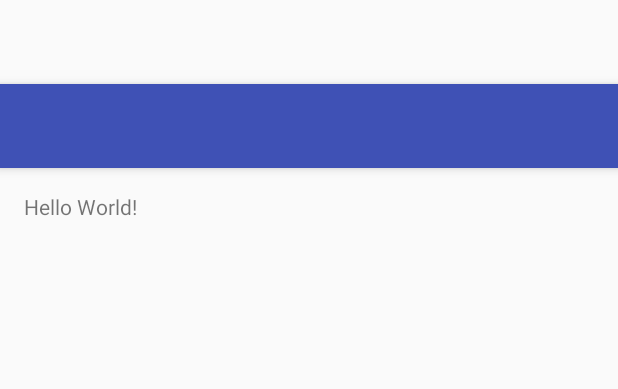
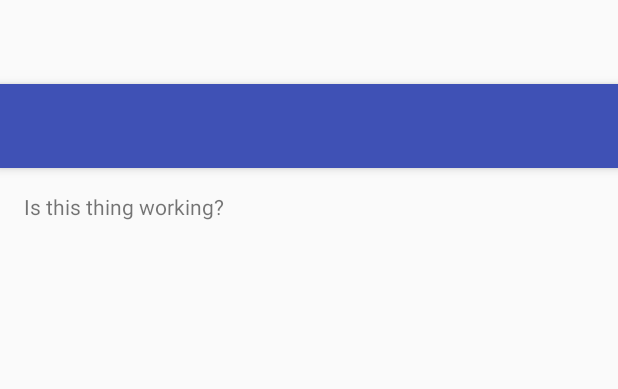
Before and after one commit to jerrinl/BrainScrew, an Android app: the layout activity_main.xml on its own in the app's theme, with its tools: preview values and no code run, on a phone screen of 412 x 824 dp. Shown: the top 389 px of the screen. Run offline under Robolectric (Android 15) with nearby library versions, the phone set to English and light mode, and no system bars.

Commit message:
Test commit

```diff
--- a/BrainScrew/app/src/main/res/layout/content_main.xml
+++ b/BrainScrew/app/src/main/res/layout/content_main.xml
@@ -15,5 +15,5 @@
     <TextView
         android:layout_width="wrap_content"
         android:layout_height="wrap_content"
-        android:text="Hello World!" />
+        android:text="Is this thing working?" />
 </RelativeLayout>
```
